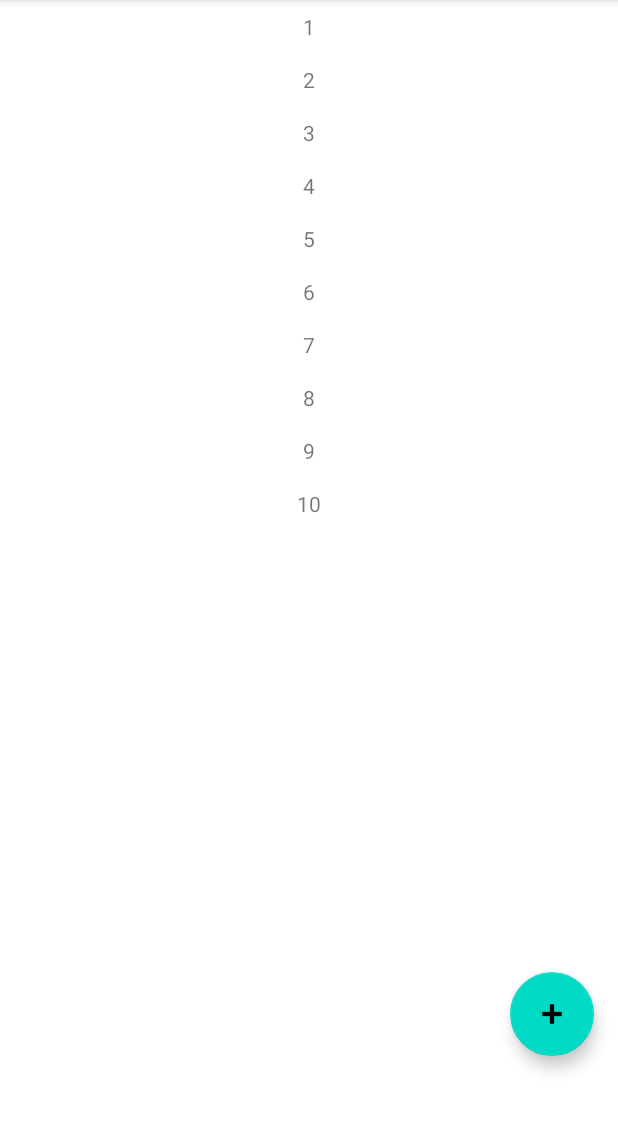
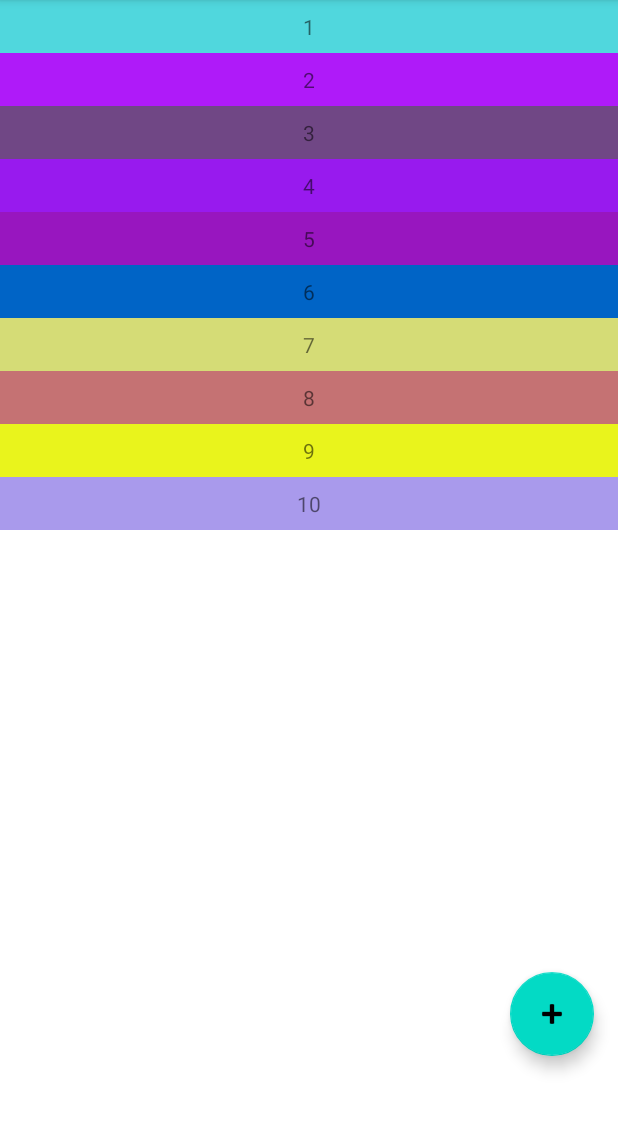
Before and after one commit to technicholy/TaskyMcTaskface, an Android app: the screen it shows after launch (MainActivity), after a tap on "Linear Layout", on a phone screen of 412 x 824 dp, the part 84-1217 px from its top. Run offline under Robolectric (Android 15) with nearby library versions, the phone set to English and light mode, and no system bars; 1 other tap on this screen came first.

Commit message:
Adds random color functionality to each item in recycler view when switching layouts

```diff
--- a/app/src/main/java/com/example/taskymctaskface/ui/fragments/MainFragment.kt
+++ b/app/src/main/java/com/example/taskymctaskface/ui/fragments/MainFragment.kt
@@ -1,5 +1,6 @@
 package com.example.taskymctaskface.ui.fragments
 
+import android.graphics.Color
 import android.os.Bundle
 import android.util.Log
 import android.view.*
@@ -14,6 +15,7 @@ import com.example.taskymctaskface.data.local.model.Counter
 import com.example.taskymctaskface.databinding.FragmentMainBinding
 import com.example.taskymctaskface.ui.adapter.MainActivityAdapter
 import com.example.taskymctaskface.ui.viewmodels.MainActivityViewModel
+import kotlin.random.Random
 
 
 class MainFragment : Fragment() {
@@ -69,6 +71,14 @@ class MainFragment : Fragment() {
                         val gb = toolbar.menu.findItem(R.id.grid_btn)
                         gb.isVisible = true
                         mainRv.layoutManager = LinearLayoutManager(requireContext())
+                        mainRv.post {
+                            for(i in 0 until mainRv.childCount){
+                                val newColor = Color.argb(255, Random.nextInt(256), Random.nextInt(256), Random.nextInt(256))
+                                val holder = mainRv.findViewHolderForAdapterPosition(i)
+                                holder?.itemView?.setBackgroundColor(newColor)
+                            }
+                        }
+
                         true
                     }
                     R.id.grid_btn -> {
@@ -76,6 +86,13 @@ class MainFragment : Fragment() {
                         val lb = toolbar.menu.findItem(R.id.linear_btn)
                         lb.isVisible = true
                         mainRv.layoutManager = GridLayoutManager(requireContext(), 4)
+                        mainRv.post {
+                            for(i in 0 until mainRv.childCount){
+                                val newColor = Color.argb(255, Random.nextInt(256), Random.nextInt(256), Random.nextInt(256))
+                                val holder = mainRv.findViewHolderForAdapterPosition(i)
+                                holder?.itemView?.setBackgroundColor(newColor)
+                            }
+                        }
                         true
                     }
                     else -> false
```
